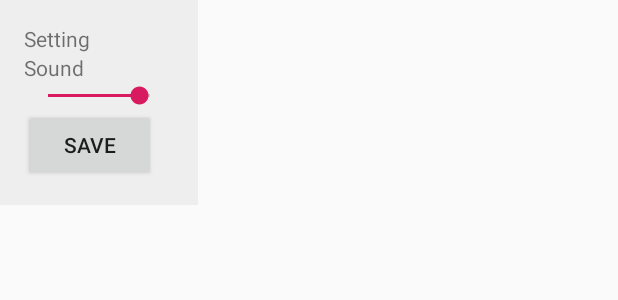
After one commit to nsun9505/MobileAppProgramming_Team1, an Android app: the layout activity_option.xml on its own in the app's theme, with its tools: preview values and no code run, on a phone screen of 412 x 824 dp. The commit adds this screen. Shown: the top 300 px of the screen. Run offline under Robolectric (Android 15) with nearby library versions, the phone set to English and light mode, and no system bars.

Commit message:
팝업창 수정

```diff
--- a/app/src/main/AndroidManifest.xml
+++ b/app/src/main/AndroidManifest.xml
@@ -18,8 +18,10 @@
                 <category android:name="android.intent.category.LAUNCHER" />
             </intent-filter>
         </activity>
-        <activity android:name=".SettingFragment"/>
-        <activity android:name=".ui.ShowLumpDetail"/>
+        <activity android:name=".SettingFragment"
+            android:theme="@style/AppTheme.Dialog"/>
+        <activity android:name=".ui.ShowLumpDetail"
+            android:theme="@style/AppTheme.Dialog"/>
     </application>
 
 </manifest>
--- a/app/src/main/java/com/mapteam1/lumpcolletor/MainActivity.java
+++ b/app/src/main/java/com/mapteam1/lumpcolletor/MainActivity.java
@@ -39,8 +39,7 @@ public class MainActivity extends AppCompatActivity {
     protected void onCreate(Bundle savedInstanceState) {
         super.onCreate(savedInstanceState);
 
-        ActionBar actionBar = getSupportActionBar(); //강제로 타이틀바 숨김
-        actionBar.hide(); //타이틀바 숨김 못쓰는이유 : 컨테이너에서 위로 안올라감
+        getSupportActionBar().hide();
         //전체화면시작
         decorView = getWindow().getDecorView();
         uiOption = getWindow().getDecorView().getSystemUiVisibility();
--- /dev/null
+++ b/app/src/main/res/layout/activity_option.xml
@@ -0,0 +1,46 @@
+<?xml version="1.0" encoding="utf-8"?>
+<LinearLayout xmlns:android="http://schemas.android.com/apk/res/android"
+    android:background="#eeeeee"
+    android:layout_width="wrap_content"
+    android:layout_height="wrap_content"
+    android:orientation="vertical"
+    android:padding="16dp">
+
+    <TextView
+        android:id="@+id/textView_setting"
+        android:layout_width="wrap_content"
+        android:layout_height="wrap_content"
+        android:layout_alignParentStart="true"
+        android:layout_alignParentTop="true"
+        android:gravity="center"
+        android:text="Setting"/>
+    <TextView
+        android:id="@+id/textView_sound"
+        android:layout_width="wrap_content"
+        android:layout_height="wrap_content"
+        android:layout_below="@id/textView_setting"
+        android:layout_alignParentStart="true"
+        android:layout_alignParentTop="true"
+        android:text="Sound"/>
+
+
+    <SeekBar
+        android:id="@+id/seekBar_sound"
+        android:layout_below="@id/textView_sound"
+        android:layout_width="100dp"
+        android:layout_height="wrap_content"
+        android:layout_alignParentStart="true"
+        android:layout_alignParentTop="true"
+        android:max="100"
+        android:progress="90"
+        android:indeterminate="false"/>
+
+    <Button
+        android:id="@+id/button_save"
+        android:layout_width="wrap_content"
+        android:layout_height="wrap_content"
+        android:layout_alignParentBottom="true"
+        android:layout_centerHorizontal="true"
+        android:text="SAVE"
+        android:onClick="doSave"/>
+</LinearLayout>
--- a/app/src/main/res/values/styles.xml
+++ b/app/src/main/res/values/styles.xml
@@ -8,4 +8,13 @@
         <item name="colorAccent">@color/colorAccent</item>
     </style>
 
+    <style name="AppTheme.Dialog" parent="Theme.AppCompat.Light.Dialog">
+        <!-- Customize your theme here. -->
+        <item name="colorPrimary">@color/colorPrimary</item>
+        <item name="colorPrimaryDark">@color/colorPrimaryDark</item>
+        <item name="colorAccent">@color/colorAccent</item>
+        <item name="windowNoTitle">true</item>
+        <item name="windowActionBar">false</item>
+    </style>
+
 </resources>
```
Also changed, not shown: app/src/main/java/com/mapteam1/lumpcolletor/SettingFragment.java (+3 -7 lines), app/src/main/java/com/mapteam1/lumpcolletor/ui/ShowLumpDetail.java (+14 -38 lines), app/src/main/java/com/mapteam1/lumpcolletor/ui/showlump/ShowLumpFragment.java (+3 -4 lines), app/src/main/res/drawable/lump/layout/activity_lumpinfo.xml (added, +39 -0 lines), app/src/main/res/drawable/lump/layout/char_info.xml (deleted, +0 -47 lines), app/src/main/res/layout/fragment_setting.xml (deleted, +0 -53 lines).
